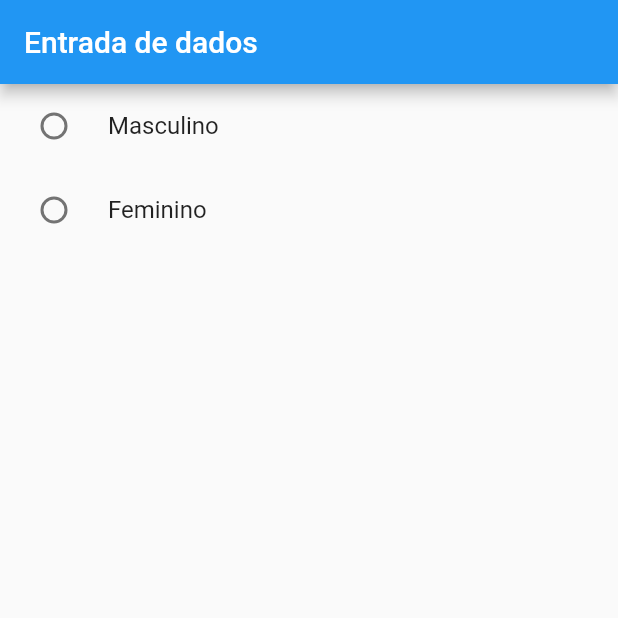
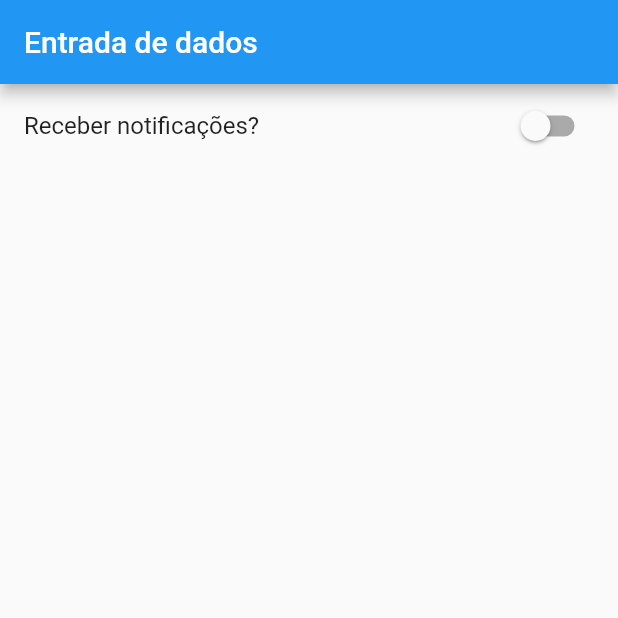
Before and after one commit to luizpaulolppa/flutter-study, a Flutter app: the screen it shows after launch, on a phone screen of 412 x 824 dp, the top half of it. Run offline on Flutter 3.47's test engine with Material 2 defaults, Android fonts, the phone set to English and light mode, and no system bars.

Commit message:
add new components

```diff
--- /dev/null
+++ b/entrada_de_dados/lib/EntradaSwitch.dart
@@ -0,0 +1,45 @@
+import 'package:flutter/material.dart';
+
+class EntradaSwitch extends StatefulWidget {
+  const EntradaSwitch({Key? key}) : super(key: key);
+
+  @override
+  _EntradaSwitchState createState() => _EntradaSwitchState();
+}
+
+class _EntradaSwitchState extends State<EntradaSwitch> {
+  bool _escolhaUsuario = false;
+
+  @override
+  Widget build(BuildContext context) {
+    return Scaffold(
+      appBar: AppBar(
+        title: Text("Entrada de dados"),
+      ),
+      body: Container(
+        child: Column(
+          children: [
+            SwitchListTile(
+              title: Text("Receber notificações?"),
+              value: _escolhaUsuario,
+              onChanged: (bool? valor) {
+                setState(() {
+                  _escolhaUsuario = valor!;
+                });
+              },
+            ),
+            // Switch(
+            //   value: _escolhaUsuario,
+            //   onChanged: (bool? valor) {
+            //     setState(() {
+            //       _escolhaUsuario = valor!;
+            //     });
+            //   },
+            // ),
+            // Text("Receber notificações?"),
+          ],
+        ),
+      ),
+    );
+  }
+}
--- a/entrada_de_dados/lib/main.dart
+++ b/entrada_de_dados/lib/main.dart
@@ -1,5 +1,6 @@
 import 'package:entrada_de_dados/CampoTexto.dart';
 import 'package:entrada_de_dados/EntradaRadioButton.dart';
+import 'package:entrada_de_dados/EntradaSwitch.dart';
 import 'package:flutter/material.dart';
 
 import 'EntradaCheckbox.dart';
@@ -7,7 +8,7 @@
 void main() {
   runApp(
     MaterialApp(
-      home: EntradaRadioButton(),
+      home: EntradaSwitch(),
     ),
   );
 }
```
